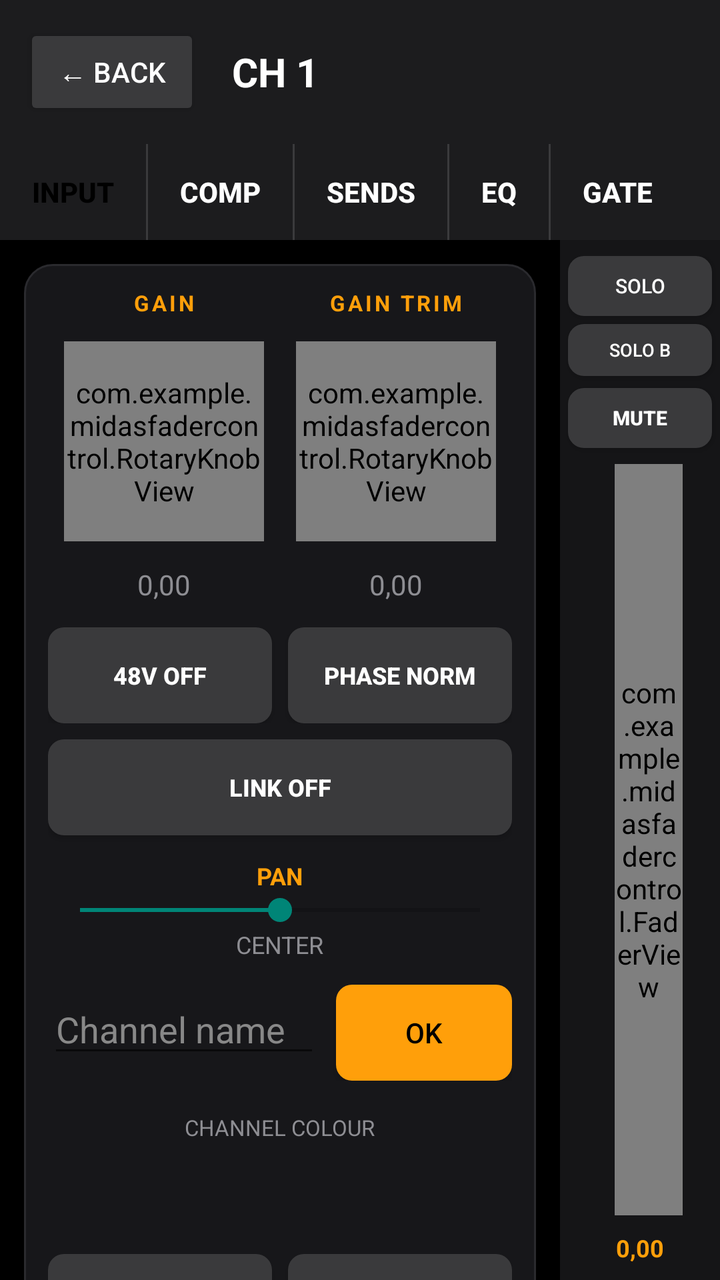
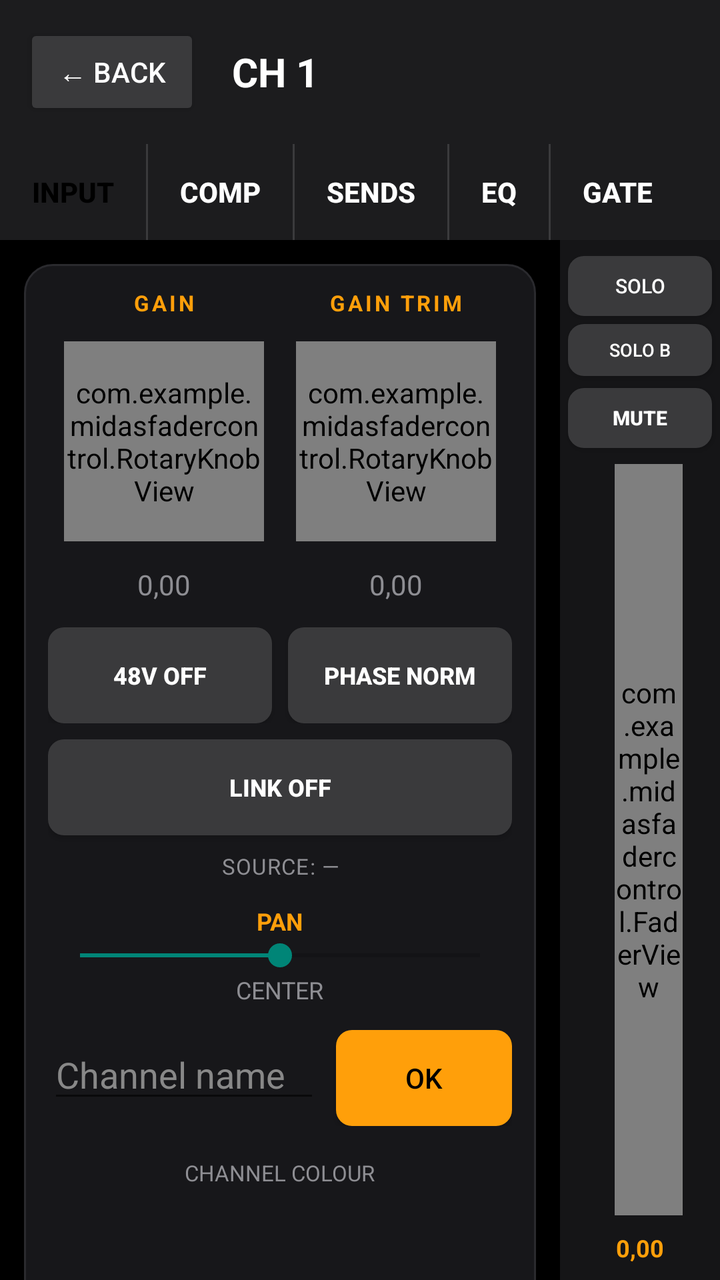

Two renders of the same Android screen: before a commit and after it. Below are the layout's source before the change and the commit's diff.
<!-- AndroidManifest.xml: application theme Theme.AppCompat.DayNight -->
<!-- res/layout/channel_detail.xml -->
<?xml version="1.0" encoding="utf-8"?>
<LinearLayout xmlns:android="http://schemas.android.com/apk/res/android"
    android:layout_width="match_parent"
    android:layout_height="match_parent"
    android:fitsSystemWindows="true"
    android:orientation="vertical"
    android:background="#000000">

    
    <LinearLayout
        android:layout_width="match_parent"
        android:layout_height="wrap_content"
        android:orientation="horizontal"
        android:gravity="center_vertical"
        android:background="#1c1c1e"
        android:padding="12dp">

        <Button
            android:id="@+id/btnDetailBack"
            android:layout_width="wrap_content"
            android:layout_height="wrap_content"
            android:text="← Back"
            android:textColor="#ffffff"
            android:backgroundTint="#3a3a3c" />

        <TextView
            android:id="@+id/textDetailChannelName"
            android:layout_width="0dp"
            android:layout_height="wrap_content"
            android:layout_weight="1"
            android:layout_marginStart="16dp"
            android:text="CH 1"
            android:textColor="#ffffff"
            android:textStyle="bold"
            android:textSize="20sp" />
    </LinearLayout>

    
    <HorizontalScrollView
        android:layout_width="match_parent"
        android:layout_height="wrap_content"
        android:scrollbars="none"
        android:background="#1c1c1e">

    <LinearLayout
        android:layout_width="wrap_content"
        android:layout_height="wrap_content"
        android:orientation="horizontal">

        <Button
            android:id="@+id/btnTabInput"
            android:layout_width="wrap_content"
            android:layout_height="wrap_content"
            android:minWidth="0dp"
            android:paddingStart="16dp"
            android:paddingEnd="16dp"
            android:paddingTop="12dp"
            android:paddingBottom="12dp"
            android:text="INPUT"
            android:textColor="#000000"
            android:textStyle="bold"
            android:background="@android:color/transparent"
            android:backgroundTint="#ff9f0a" />

        
        <View
            android:layout_width="1dp"
            android:layout_height="match_parent"
            android:background="#3a3a3c" />

        <Button
            android:id="@+id/btnTabComp"
            android:layout_width="wrap_content"
            android:layout_height="wrap_content"
            android:minWidth="0dp"
            android:paddingStart="16dp"
            android:paddingEnd="16dp"
            android:paddingTop="12dp"
            android:paddingBottom="12dp"
            android:text="COMP"
            android:textColor="#ffffff"
            android:textStyle="bold"
            android:background="@android:color/transparent"
            android:backgroundTint="#1c1c1e" />

        <View
            android:layout_width="1dp"
            android:layout_height="match_parent"
            android:background="#3a3a3c" />

        <Button
            android:id="@+id/btnTabSends"
            android:layout_width="wrap_content"
            android:layout_height="wrap_content"
            android:minWidth="0dp"
            android:paddingStart="16dp"
            android:paddingEnd="16dp"
            android:paddingTop="12dp"
            android:paddingBottom="12dp"
            android:text="SENDS"
            android:textColor="#ffffff"
            android:textStyle="bold"
            android:background="@android:color/transparent"
            android:backgroundTint="#1c1c1e" />

        <View
            android:layout_width="1dp"
            android:layout_height="match_parent"
            android:background="#3a3a3c" />

        <Button
            android:id="@+id/btnTabEq"
            android:layout_width="wrap_content"
            android:layout_height="wrap_content"
            android:minWidth="0dp"
            android:paddingStart="16dp"
            android:paddingEnd="16dp"
            android:paddingTop="12dp"
            android:paddingBottom="12dp"
            android:text="EQ"
            android:textColor="#ffffff"
            android:textStyle="bold"
            android:background="@android:color/transparent"
            android:backgroundTint="#1c1c1e" />

        <View
            android:layout_width="1dp"
            android:layout_height="match_parent"
            android:background="#3a3a3c" />

        <Button
            android:id="@+id/btnTabGate"
            android:layout_width="wrap_content"
            android:layout_height="wrap_content"
            android:minWidth="0dp"
            android:paddingStart="16dp"
            android:paddingEnd="16dp"
            android:paddingTop="12dp"
            android:paddingBottom="12dp"
            android:text="GATE"
            android:textColor="#ffffff"
            android:textStyle="bold"
            android:background="@android:color/transparent"
            android:backgroundTint="#1c1c1e" />
    </LinearLayout>
    </HorizontalScrollView>

    
    <LinearLayout
        android:layout_width="match_parent"
        android:layout_height="0dp"
        android:layout_weight="1"
        android:orientation="horizontal">

        
        <ScrollView
            android:id="@+id/tabContentScroll"
            android:layout_width="0dp"
            android:layout_height="match_parent"
            android:layout_weight="1">

          <LinearLayout
            android:layout_width="match_parent"
            android:layout_height="wrap_content"
            android:orientation="vertical">

            
            <LinearLayout
                android:id="@+id/inputBlockContent"
                android:layout_width="match_parent"
                android:layout_height="wrap_content"
                android:layout_margin="12dp"
                android:background="@drawable/card_panel_background"
                android:orientation="vertical"
                android:gravity="center_horizontal"
                android:padding="12dp">

                
                <LinearLayout
                    android:layout_width="match_parent"
                    android:layout_height="wrap_content"
                    android:orientation="horizontal"
                    android:gravity="center_horizontal">

                    <LinearLayout
                        android:layout_width="0dp"
                        android:layout_height="wrap_content"
                        android:layout_weight="1"
                        android:orientation="vertical"
                        android:gravity="center_horizontal">

                        <TextView
                            android:layout_width="wrap_content"
                            android:layout_height="wrap_content"
                            android:text="GAIN"
                            android:textColor="#ff9f0a"
                            android:textStyle="bold"
                            android:textSize="11sp"
                            android:letterSpacing="0.12"
                            android:layout_marginBottom="12dp" />

                        <com.example.midasfadercontrol.RotaryKnobView
                            android:id="@+id/knobDetailGain"
                            android:layout_width="100dp"
                            android:layout_height="100dp" />

                        <TextView
                            android:id="@+id/textDetailGainValue"
                            android:layout_width="wrap_content"
                            android:layout_height="wrap_content"
                            android:text="0,00"
                            android:textColor="#8e8e93"
                            android:textSize="14sp"
                            android:layout_marginTop="12dp" />
                    </LinearLayout>

                    <LinearLayout
                        android:layout_width="0dp"
                        android:layout_height="wrap_content"
                        android:layout_weight="1"
                        android:orientation="vertical"
                        android:gravity="center_horizontal">

                        <TextView
                            android:layout_width="wrap_content"
                            android:layout_height="wrap_content"
                            android:text="GAIN TRIM"
                            android:textColor="#ff9f0a"
                            android:textStyle="bold"
                            android:textSize="11sp"
                            android:letterSpacing="0.12"
                            android:layout_marginBottom="12dp" />

                        <com.example.midasfadercontrol.RotaryKnobView
                            android:id="@+id/knobDetailGainTrim"
                            android:layout_width="100dp"
                            android:layout_height="100dp" />

                        <TextView
                            android:id="@+id/textDetailGainTrimValue"
                            android:layout_width="wrap_content"
                            android:layout_height="wrap_content"
                            android:text="0,00"
                            android:textColor="#8e8e93"
                            android:textSize="14sp"
                            android:layout_marginTop="12dp" />
                    </LinearLayout>
                </LinearLayout>

                
                <LinearLayout
                    android:layout_width="match_parent"
                    android:layout_height="wrap_content"
                    android:orientation="horizontal"
                    android:layout_marginTop="12dp">

                    <Button
                        android:id="@+id/btnDetailPhantom"
                        android:background="@drawable/console_button_background"
                        android:layout_width="0dp"
                        android:layout_height="wrap_content"
                        android:layout_weight="1"
                        android:layout_marginEnd="8dp"
                        android:text="48V OFF"
                        android:textSize="12sp"
                        android:textStyle="bold"
                        android:textColor="#ffffff"
                        android:backgroundTint="#3a3a3c" />

                    <Button
                        android:id="@+id/btnDetailPhase"
                        android:background="@drawable/console_button_background"
                        android:layout_width="0dp"
                        android:layout_height="wrap_content"
                        android:layout_weight="1"
                        android:text="PHASE NORM"
                        android:textSize="12sp"
                        android:textStyle="bold"
                        android:textColor="#ffffff"
                        android:backgroundTint="#3a3a3c" />
                </LinearLayout>

                
                <Button
                    android:id="@+id/btnDetailLink"
                    android:background="@drawable/console_button_background"
                    android:layout_width="match_parent"
                    android:layout_height="wrap_content"
                    android:layout_marginTop="8dp"
                    android:text="LINK OFF"
                    android:textSize="12sp"
                    android:textStyle="bold"
                    android:textColor="#ffffff"
                    android:backgroundTint="#3a3a3c" />

                
                <TextView
                    android:layout_width="wrap_content"
                    android:layout_height="wrap_content"
                    android:text="PAN"
                    android:textColor="#ff9f0a"
                    android:textStyle="bold"
                    android:textSize="12sp"
                    android:layout_marginTop="12dp" />
                <SeekBar
                    android:id="@+id/seekDetailPan"
                    android:layout_width="match_parent"
                    android:layout_height="wrap_content"
                    android:max="1000"
                    android:progress="500" />
                <TextView
                    android:id="@+id/textDetailPanValue"
                    android:layout_width="wrap_content"
                    android:layout_height="wrap_content"
                    android:text="CENTER"
                    android:textColor="#8e8e93"
                    android:textSize="12sp" />

                
                <LinearLayout
                    android:layout_width="match_parent"
                    android:layout_height="wrap_content"
                    android:orientation="horizontal"
                    android:layout_marginTop="12dp">

                    <EditText
                        android:id="@+id/editDetailChannelName"
                        android:layout_width="0dp"
                        android:layout_height="wrap_content"
                        android:layout_weight="1"
                        android:hint="Channel name"
                        android:textColor="#ffffff"
                        android:textColorHint="#888888"
                        android:maxLines="1" />

                    <Button
                        android:id="@+id/btnDetailApplyName"
                        android:background="@drawable/console_button_background"
                        android:layout_width="wrap_content"
                        android:layout_height="wrap_content"
                        android:layout_marginStart="8dp"
                        android:text="OK"
                        android:backgroundTint="#ff9f0a"
                        android:textColor="#000000" />
                </LinearLayout>

                <TextView
                    android:layout_width="wrap_content"
                    android:layout_height="wrap_content"
                    android:text="CHANNEL COLOUR"
                    android:textColor="#8e8e93"
                    android:textSize="11sp"
                    android:layout_marginTop="16dp"
                    android:layout_marginBottom="8dp" />

                <LinearLayout
                    android:id="@+id/rowColourSwatches"
                    android:layout_width="match_parent"
                    android:layout_height="36dp"
                    android:orientation="horizontal" />

                
                <LinearLayout
                    android:layout_width="match_parent"
                    android:layout_height="wrap_content"
                    android:orientation="horizontal"
                    android:layout_marginTop="12dp">

                    <Button
                        android:id="@+id/btnDetailHpFilterIn"
                        android:background="@drawable/console_button_background"
                        android:layout_width="0dp"
                        android:layout_height="wrap_content"
                        android:layout_weight="1"
                        android:layout_marginEnd="8dp"
                        android:text="HP FILTER OFF"
                        android:textSize="12sp"
                        android:textStyle="bold"
                        android:textColor="#ffffff"
                        android:backgroundTint="#3a3a3c" />

                    <Button
                        android:id="@+id/btnDetailLpFilterIn"
                        android:background="@drawable/console_button_background"
                        android:layout_width="0dp"
                        android:layout_height="wrap_content"
                        android:layout_weight="1"
                        android:text="LP FILTER OFF"
                        android:textSize="12sp"
                        android:textStyle="bold"
                        android:textColor="#ffffff"
                        android:backgroundTint="#3a3a3c" />
                </LinearLayout>

                <TextView
                    android:layout_width="wrap_content"
                    android:layout_height="wrap_content"
                    android:text="HP FREQ"
                    android:textColor="#ff9f0a"
                    android:textStyle="bold"
                    android:textSize="11sp"
                    android:layout_marginTop="12dp" />
                <SeekBar
                    android:id="@+id/seekDetailHpFreq"
                    android:layout_width="match_parent"
                    android:layout_height="wrap_content"
                    android:max="1000"
                    android:progress="0" />

                <TextView
                    android:layout_width="wrap_content"
                    android:layout_height="wrap_content"
                    android:text="LP FREQ"
                    android:textColor="#ff9f0a"
                    android:textStyle="bold"
                    android:textSize="11sp"
                    android:layout_marginTop="12dp" />
                <SeekBar
                    android:id="@+id/seekDetailLpFreq"
                    android:layout_width="match_parent"
                    android:layout_height="wrap_content"
                    android:max="1000"
                    android:progress="1000" />

                <TextView
                    android:layout_width="wrap_content"
                    android:layout_height="wrap_content"
                    android:text="INPUT DELAY"
                    android:textColor="#ff9f0a"
                    android:textStyle="bold"
                    android:textSize="11sp"
                    android:layout_marginTop="12dp" />
                <SeekBar
                    android:id="@+id/seekDetailDelay"
                    android:layout_width="match_parent"
                    android:layout_height="wrap_content"
                    android:max="1000"
                    android:progress="0" />

            </LinearLayout>

            <LinearLayout
                android:id="@+id/compBlockContent"
                android:layout_width="match_parent"
                android:layout_height="wrap_content"
                android:layout_margin="12dp"
                android:background="@drawable/card_panel_background"
                android:orientation="vertical"
                android:padding="12dp"
                android:visibility="gone" />
            

            <LinearLayout
                android:id="@+id/eqBlockContent"
                android:layout_width="match_parent"
                android:layout_height="wrap_content"
                android:layout_margin="12dp"
                android:background="@drawable/card_panel_background"
                android:orientation="vertical"
                android:padding="12dp"
                android:visibility="gone" />
            

            <LinearLayout
                android:id="@+id/gateBlockContent"
                android:layout_width="match_parent"
                android:layout_height="wrap_content"
                android:layout_margin="12dp"
                android:background="@drawable/card_panel_background"
                android:orientation="vertical"
                android:padding="12dp"
                android:visibility="gone" />
            

          </LinearLayout>
        </ScrollView>

        
        <HorizontalScrollView
            android:id="@+id/sendsBlockContent"
            android:layout_width="0dp"
            android:layout_height="match_parent"
            android:layout_weight="1"
            android:scrollbars="none"
            android:visibility="gone">

            <LinearLayout
                android:id="@+id/sendsBlockRow"
                android:layout_width="wrap_content"
                android:layout_height="match_parent"
                android:orientation="horizontal"
                android:paddingStart="12dp"
                android:paddingEnd="12dp" />
        </HorizontalScrollView>
        

        
        <LinearLayout
            android:layout_width="80dp"
            android:layout_height="match_parent"
            android:orientation="vertical"
            android:gravity="center_horizontal"
            android:background="#151517"
            android:paddingTop="8dp"
            android:paddingBottom="8dp">

            <ToggleButton
                android:id="@+id/detailSolo"
                android:background="@drawable/console_button_background"
                android:layout_width="match_parent"
                android:layout_height="30dp"
                android:layout_marginStart="4dp"
                android:layout_marginEnd="4dp"
                android:textOn="SOLO"
                android:textOff="SOLO"
                android:textSize="10sp"
                android:textColor="#ffffff" />

            
            <ToggleButton
                android:id="@+id/detailSoloB"
                android:background="@drawable/console_button_background"
                android:layout_width="match_parent"
                android:layout_height="26dp"
                android:layout_marginStart="4dp"
                android:layout_marginEnd="4dp"
                android:layout_marginTop="4dp"
                android:textOn="SOLO B"
                android:textOff="SOLO B"
                android:textSize="9sp"
                android:textColor="#ffffff" />

            <Button
                android:id="@+id/detailMute"
                android:background="@drawable/console_button_background"
                android:layout_width="match_parent"
                android:layout_height="30dp"
                android:layout_marginStart="4dp"
                android:layout_marginEnd="4dp"
                android:layout_marginTop="6dp"
                android:text="MUTE"
                android:textSize="10sp"
                android:textStyle="bold"
                android:textColor="#ffffff" />

            <LinearLayout
                android:layout_width="match_parent"
                android:layout_height="0dp"
                android:layout_weight="1"
                android:layout_marginTop="8dp"
                android:orientation="horizontal"
                android:gravity="center_horizontal">

                <FrameLayout
                    android:layout_width="6dp"
                    android:layout_height="match_parent"
                    android:layout_marginEnd="3dp">
                    <View
                        android:id="@+id/detailMeterBar"
                        android:layout_width="match_parent"
                        android:layout_height="match_parent"
                        android:layout_gravity="bottom"
                        android:background="#34c759"
                        android:scaleY="0" />
                </FrameLayout>

                <com.example.midasfadercontrol.FaderView
                    android:id="@+id/detailFader"
                    android:layout_width="34dp"
                    android:layout_height="match_parent" />
            </LinearLayout>

            <TextView
                android:id="@+id/textDetailLevelValue"
                android:layout_width="wrap_content"
                android:layout_height="wrap_content"
                android:text="0,00"
                android:textColor="#ff9f0a"
                android:textStyle="bold"
                android:textSize="12sp"
                android:layout_marginTop="8dp" />
        </LinearLayout>
    </LinearLayout>
</LinearLayout>
<!-- resources referenced by this layout -->
<resources>
  <!-- drawable card_panel_background (drawable) -->
  <?xml version="1.0" encoding="utf-8"?>
  <shape xmlns:android="http://schemas.android.com/apk/res/android">
      <solid android:color="#17171a" />
      <corners android:radius="14dp" />
      <stroke android:width="1dp" android:color="#2a2a2e" />
  </shape>
  <!-- drawable console_button_background (drawable) -->
  <?xml version="1.0" encoding="utf-8"?>
  <shape xmlns:android="http://schemas.android.com/apk/res/android">
      <solid android:color="#3a3a3c" />
      <corners android:radius="8dp" />
  </shape>
</resources>

<!-- the commit's change to res/layout/channel_detail.xml (unified diff, before → after) -->
@@ -295,6 +295,18 @@
 
                 
                 <TextView
+                    android:id="@+id/textDetailChannelSource"
+                    android:layout_width="match_parent"
+                    android:layout_height="wrap_content"
+                    android:text="SOURCE: —"
+                    android:textColor="#8e8e93"
+                    android:textSize="11sp"
+                    android:letterSpacing="0.04"
+                    android:gravity="center"
+                    android:layout_marginTop="8dp" />
+
+                
+                <TextView
                     android:layout_width="wrap_content"
                     android:layout_height="wrap_content"
                     android:text="PAN"
@@ -558,10 +570,10 @@
                     <View
                         android:id="@+id/detailMeterBar"
                         android:layout_width="match_parent"
-                        android:layout_height="match_parent"
+                        android:layout_height="0dp"
                         android:layout_gravity="bottom"
                         android:background="#34c759"
-                        android:scaleY="0" />
+                        />
                 </FrameLayout>
 
                 <com.example.midasfadercontrol.FaderView
